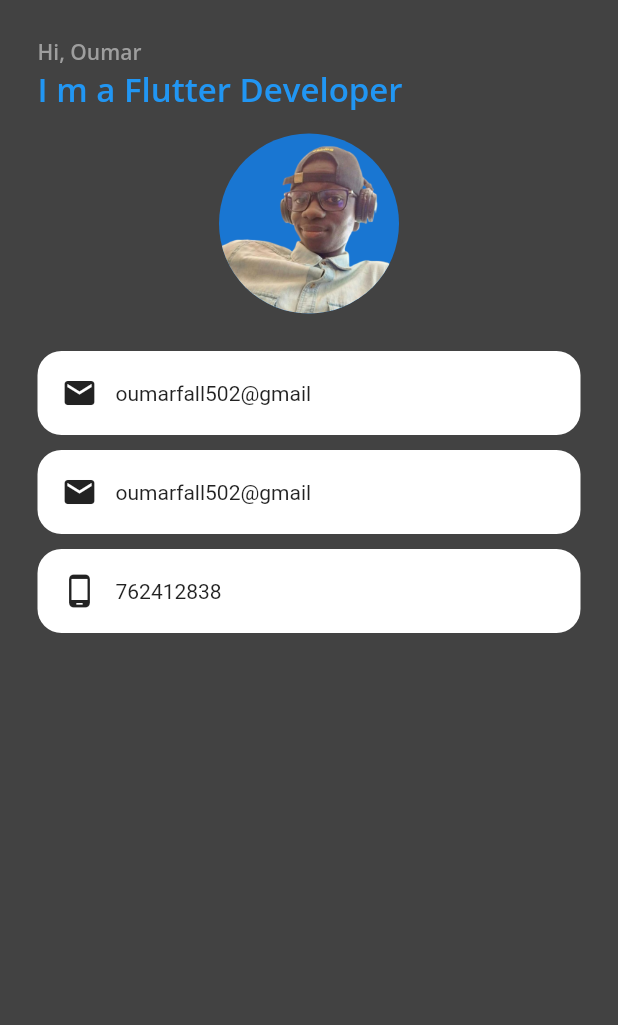
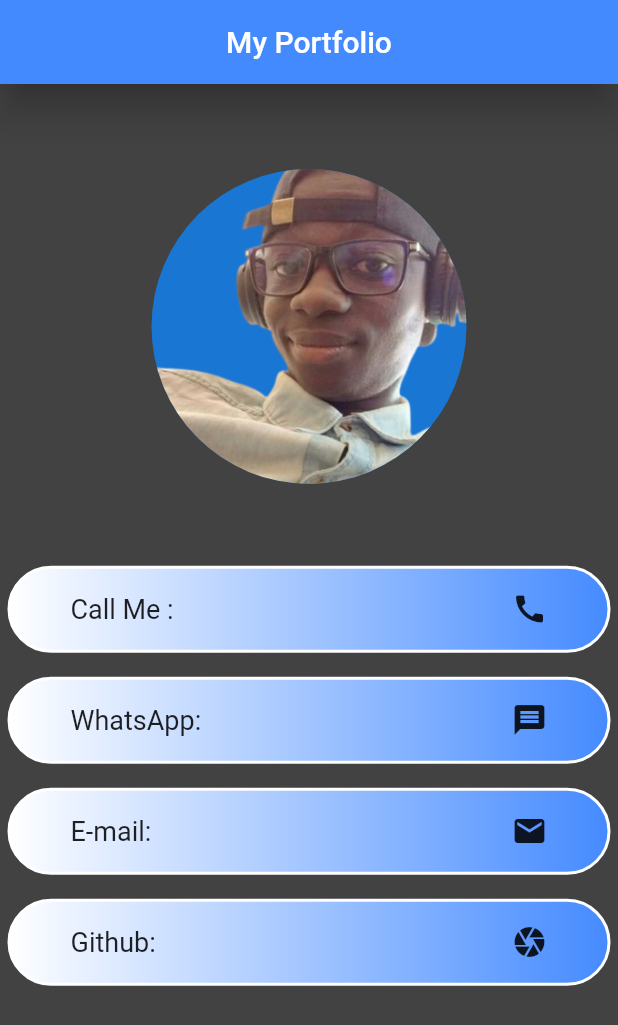
Before and after one commit to omar6260/30DAYOF-FLUTTER, a Flutter app: the screen it shows after launch, after a tap on "Skip", after a tap on "Terminé", on a phone screen of 412 x 824 dp. Shown: the top 1025 px of the screen. Run offline on Flutter 3.47's test engine with Material 2 defaults, Android fonts, the phone set to English and light mode, and no system bars; our stand-ins replace animated_splash_screen, introduction_screen; missing offline and left inert: flutter_phone_direct_caller, mailto.

Commit message:
i'm finished my portfolio

```diff
--- a/flutter_exmple/lib/screen/home.dart
+++ /dev/null
@@ -1,136 +0,0 @@
-import 'package:flutter/material.dart';
-import 'package:google_fonts/google_fonts.dart';
-
-class HomePage extends StatelessWidget {
-  const HomePage({Key? key}) : super(key: key);
-
-  @override
-  Widget build(BuildContext context) {
-    return Scaffold(
-      backgroundColor: Colors.grey[800],
-      body: Container(
-        child: ListView(
-          children: <Widget>[
-            Padding(
-              padding: EdgeInsets.only(left: 25, top: 25),
-              child: Column(
-                crossAxisAlignment: CrossAxisAlignment.start,
-                children: <Widget>[
-                  Text(
-                    'Hi, Oumar',
-                    style: GoogleFonts.openSans(
-                        fontSize: 14,
-                        fontWeight: FontWeight.w600,
-                        color: Colors.grey),
-                  ),
-                  Text(
-                    'I m a Flutter Developer',
-                    style: GoogleFonts.openSans(
-                        fontSize: 22,
-                        fontWeight: FontWeight.w600,
-                        color: Colors.blue),
-                  ),
-                ],
-              ),
-            ),
-            SizedBox(
-              height: 10,
-            ),
-            Row(
-              mainAxisAlignment: MainAxisAlignment.center,
-              children: [
-                Container(
-                  height: 130,
-                  width: 120,
-                  child: CircleAvatar(
-                    radius: 50,
-                    child: ClipRRect(
-                      child: Image.asset('assets/omar.png'),
-                      borderRadius: BorderRadius.circular(70),
-                    ),
-                  ),
-                ),
-              ],
-            ),
-            SizedBox(
-              height: 20,
-            ),
-            Column(
-              children: [
-                Container(
-                  margin: EdgeInsets.only(
-                    left: 25,
-                    right: 25,
-                  ),
-                  padding: EdgeInsets.all(16),
-                  decoration: BoxDecoration(
-                      color: Colors.white,
-                      borderRadius: BorderRadius.circular(16)),
-                  child: Row(
-                    children: [
-                      Icon(Icons.mail),
-                      SizedBox(
-                        width: 12,
-                      ),
-                      Column(
-                        children: [Text('oumarfall502@gmail')],
-                      ),
-                    ],
-                  ),
-                ),
-                SizedBox(
-                  height: 10,
-                ),
-                Container(
-                  margin: EdgeInsets.only(
-                    left: 25,
-                    right: 25,
-                  ),
-                  padding: EdgeInsets.all(16),
-                  decoration: BoxDecoration(
-                      color: Colors.white,
-                      borderRadius: BorderRadius.circular(16)),
-                  child: Row(
-                    children: [
-                      Icon(Icons.mail),
-                      SizedBox(
-                        width: 12,
-                      ),
-                      Column(
-                        children: [Text('oumarfall502@gmail')],
-                      ),
-                    ],
-                  ),
-                ),
-                SizedBox(
-                  height: 10,
-                ),
-                Container(
-                  margin: EdgeInsets.only(
-                    left: 25,
-                    right: 25,
-                  ),
-                  padding: EdgeInsets.all(16),
-                  decoration: BoxDecoration(
-                      color: Colors.white,
-                      borderRadius: BorderRadius.circular(16)),
-                  child: Row(
-                    children: [
-                      Icon(Icons.phone_android),
-                      SizedBox(
-                        width: 12,
-                      ),
-                      Column(
-                        children: [Text('762412838')],
-                      ),
-                    ],
-                  ),
-                ),
-              ],
-            ),
-          ],
-        ),
-      ),
-    );
-  }
-}
--- /dev/null
+++ b/flutter_exmple/lib/screen/main_screen.dart
@@ -0,0 +1,102 @@
+import 'package:flutter/material.dart';
+import 'package:flutter_exmple/screen/user.dart';
+import 'package:mailto/mailto.dart';
+import 'package:url_launcher/url_launcher.dart';
+import 'package:flutter_phone_direct_caller/flutter_phone_direct_caller.dart';
+
+class MainScreen extends StatefulWidget {
+  const MainScreen({Key? key, required this.title}) : super(key: key);
+  final String title;
+
+  @override
+  State<MainScreen> createState() => _MainScreenState();
+}
+
+class _MainScreenState extends State<MainScreen> {
+  _makingPhoneCall(number) async {
+    bool? res = await FlutterPhoneDirectCaller.callNumber(number);
+  }
+
+  _whatsapp(number) async {
+    await launch(
+        "https://wa.me/$number?text=Hi, how are you?\n Can we meet sometimes?");
+  }
+
+  _mail(eMail) async {
+    final mailtoLink = Mailto(
+        to: ["$eMail"],
+        subject: "mail example",
+        body: "Nice app but needs some improvement.");
+    await launch("$mailtoLink");
+  }
+
+  _github(omar6260) async {
+    await launch("https://www.github.com/$omar6260/");
+  }
+
+  @override
+  Widget build(BuildContext context) {
+    return Scaffold(
+      backgroundColor: Colors.grey[800],
+      appBar: AppBar(
+        title: Text('My Portfolio'),
+        centerTitle: true,
+        elevation: 10,
+        backgroundColor: Colors.blueAccent,
+      ),
+      body: Column(
+        crossAxisAlignment: CrossAxisAlignment.center,
+        children: [
+          SizedBox(
+            height: 10,
+          ),
+          const Expanded(
+            flex: 2,
+            child: CircleAvatar(
+              radius: 105,
+              backgroundImage: AssetImage("assets/omar.png"),
+            ),
+          ),
+          Expanded(
+              flex: 3,
+              child: Column(
+                children: [
+                  GestureDetector(
+                    onTap: () async {
+                      await _makingPhoneCall("+221771508362");
+                    },
+                    child: const UserScreen(
+                      title: "Call Me ",
+                      icon: Icons.call,
+                    ),
+                  ),
+                  GestureDetector(
+                      onTap: () async {
+                        _whatsapp("+221771508362");
+                      },
+                      child: const UserScreen(
+                          title: "WhatsApp", icon: Icons.message)),
+                  GestureDetector(
+                    onTap: () async {
+                      await _mail("foumar404@gmail.com");
+                    },
+                    child: const UserScreen(
+                      title: "E-mail",
+                      icon: Icons.mail,
+                    ),
+                  ),
+                  GestureDetector(
+                      onTap: () {
+                        _github("omar6260");
+                      },
+                      child: const UserScreen(
+                        title: "Github",
+                        icon: Icons.camera,
+                      ))
+                ],
+              ))
+        ],
+      ),
+    );
+  }
+}
--- a/flutter_exmple/lib/screen/onboarding.dart
+++ b/flutter_exmple/lib/screen/onboarding.dart
@@ -5,6 +5,8 @@ import 'package:flutter_exmple/screen/home.dart';
 import 'package:introduction_screen/introduction_screen.dart';
 
 import 'package:flutter/material.dart';
+
+import 'main_screen.dart';
 
 class OnboardingScreen extends StatefulWidget {
   OnboardingScreen({Key? key}) : super(key: key);
@@ -16,9 +18,9 @@ class OnboardingScreen extends StatefulWidget {
 class _OnboardingScreenState extends State<OnboardingScreen> {
   final List<PageViewModel> page = [
     PageViewModel(
-      title: "Welcome to App",
+      title: "Welcome",
       body:
-          "My apps is a platform that allows you to connect with people who are in need of your help.",
+          "My name is Oumar, Moblie flutter developer with one year experience in the field.",
       image: Image.asset("assets/learn.png"),
       decoration: const PageDecoration(
         pageColor: Colors.white,
@@ -27,9 +29,9 @@ class _OnboardingScreenState extends State<OnboardingScreen> {
       ),
     ),
     PageViewModel(
-      title: "How it works",
+      title: "Motivation",
       body:
-          "My app is a platform that allows you to connect with people who are in need of your help.",
+          "Extremely motivated to develop my skills and and gain experience humanl.",
       image: Image.asset("assets/flutter1.png"),
       decoration: const PageDecoration(
         pageColor: Colors.white,
@@ -38,9 +40,8 @@ class _OnboardingScreenState extends State<OnboardingScreen> {
       ),
     ),
     PageViewModel(
-      title: "How it works",
-      body:
-          "My app is a platform that allows you to connect with people who are in need of your help.",
+      title: "Projet",
+      body: "learnig by doing and make to project..",
       image: Image.asset("assets/flutter2.png"),
       decoration: const PageDecoration(
         pageColor: Colors.white,
@@ -57,7 +58,11 @@ class _OnboardingScreenState extends State<OnboardingScreen> {
         pages: page,
         onDone: () {
           Navigator.pushReplacement(
-              context, MaterialPageRoute(builder: (context) => HomePage()));
+              context,
+              MaterialPageRoute(
+                  builder: (context) => MainScreen(
+                        title: 'main',
+                      )));
         },
         showSkipButton: true,
         skip: const Text('Skip'),
--- a/flutter_exmple/lib/screen/splash.dart
+++ b/flutter_exmple/lib/screen/splash.dart
@@ -1,6 +1,5 @@
 import 'package:animated_splash_screen/animated_splash_screen.dart';
 import 'package:flutter/material.dart';
-import 'package:flutter_exmple/screen/home.dart';
 import 'package:flutter_exmple/screen/onboarding.dart';
 
 class SplashScreen extends StatelessWidget {
--- a/flutter_exmple/lib/screen/user.dart
+++ b/flutter_exmple/lib/screen/user.dart
@@ -1,14 +1,54 @@
 import 'package:flutter/material.dart';
 
 class UserScreen extends StatelessWidget {
-  const UserScreen({Key? key, required this.title, this.icon})
-      : super(key: key);
+  const UserScreen({
+    Key? key,
+    required this.title,
+    this.icon,
+  }) : super(key: key);
 
   final String title;
   final IconData? icon;
-
   @override
   Widget build(BuildContext context) {
-    return Container();
+    return Padding(
+      padding: const EdgeInsets.symmetric(vertical: 8, horizontal: 5),
+      child: Container(
+          decoration: BoxDecoration(
+              color: Colors.white,
+              border: Border.all(width: 2, color: Colors.white),
+              borderRadius: BorderRadius.circular(40),
+              gradient: const LinearGradient(
+                  begin: Alignment.centerLeft,
+                  end: Alignment.centerRight,
+                  colors: [
+                    Colors.white,
+                    Colors.blueAccent,
+                  ])),
+          child: Padding(
+            padding: const EdgeInsets.all(15.0),
+            child: Row(
+              mainAxisAlignment: MainAxisAlignment.spaceBetween,
+              children: <Widget>[
+                Padding(
+                  padding: const EdgeInsets.only(left: 25),
+                  child: Row(
+                    children: [
+                      Text(
+                        title + ": ",
+                        textAlign: TextAlign.left,
+                        style: TextStyle(fontSize: 18),
+                      ),
+                    ],
+                  ),
+                ),
+                Padding(
+                  padding: const EdgeInsets.only(right: 25),
+                  child: Icon(icon),
+                )
+              ],
+            ),
+          )),
+    );
   }
 }
--- a/flutter_exmple/pubspec.yaml
+++ b/flutter_exmple/pubspec.yaml
@@ -37,6 +37,9 @@ dependencies:
   google_fonts: ^2.3.2
   animated_splash_screen: ^1.2.0
   introduction_screen: ^3.0.2
+  mailto: ^2.0.0
+  url_launcher: ^6.0.17
+  flutter_phone_direct_caller: ^2.1.1
 
 
 dev_dependencies:
```
Also changed, not shown: flutter_exmple/lib/main.dart (+0 -10 lines), flutter_exmple/lib/widgets/Expanded.dart (deleted, +0 -46 lines), flutter_exmple/lib/widgets/LlistView.dart (deleted, +0 -37 lines), flutter_exmple/lib/widgets/Row.dart (deleted, +0 -43 lines), flutter_exmple/lib/widgets/align.dart (deleted, +0 -25 lines), flutter_exmple/lib/widgets/center.dart (deleted, +0 -33 lines), flutter_exmple/lib/widgets/column.dart (deleted, +0 -49 lines), flutter_exmple/lib/widgets/container.dart (deleted, +0 -48 lines), flutter_exmple/lib/widgets/drawer.dart (deleted, +0 -73 lines), flutter_exmple/lib/widgets/flexible.dart (deleted, +0 -50 lines), flutter_exmple/lib/widgets/padding.dart (deleted, +0 -25 lines), flutter_exmple/pubspec.lock, 2 other files.
